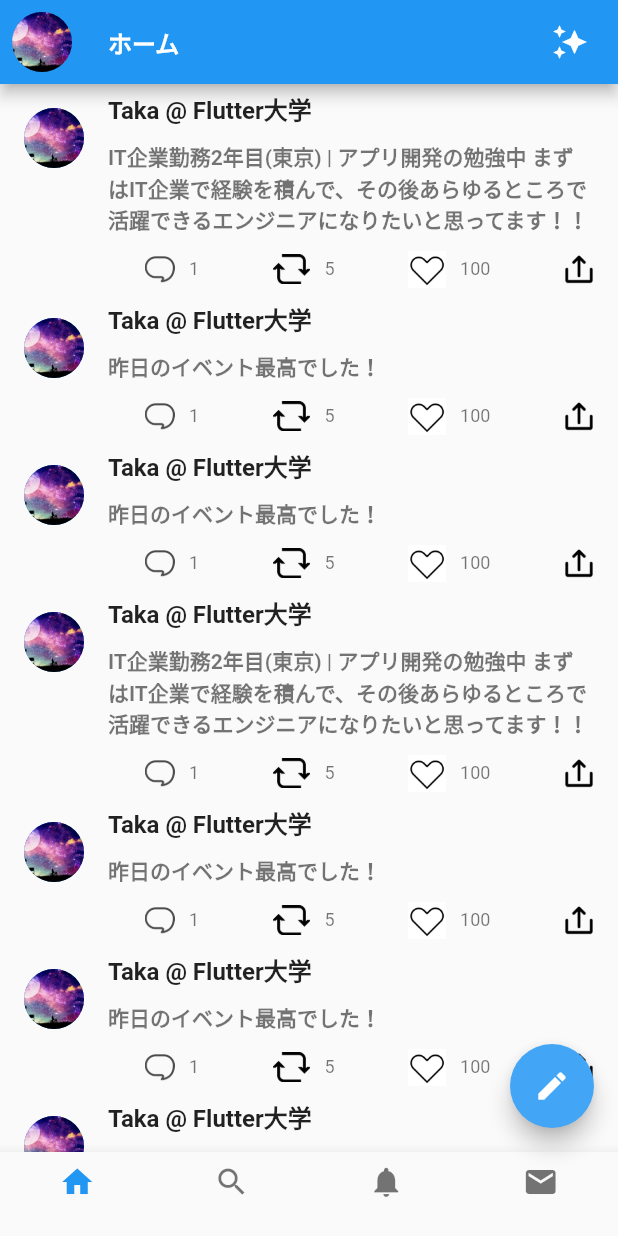
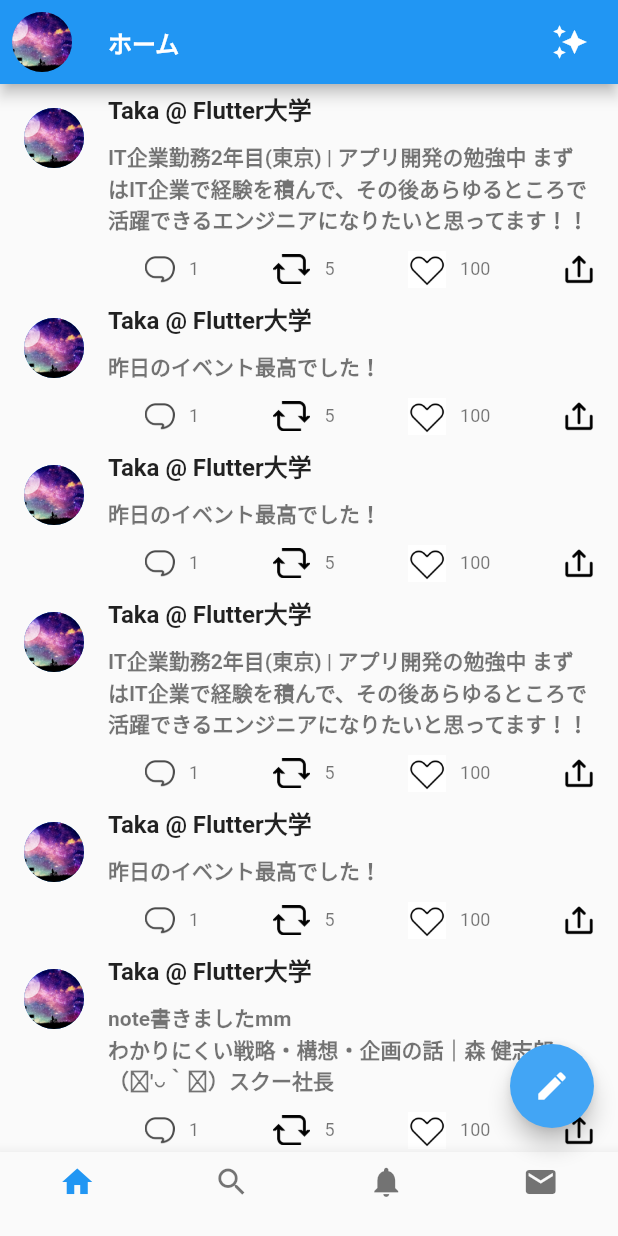
Before and after one commit to Takatoshi-ish/flutter_twitter_ui, a Flutter app: the screen it shows after launch, on a phone screen of 412 x 824 dp. Run offline on Flutter 3.47's test engine with Material 2 defaults, Android fonts, the phone set to English and light mode, and no system bars.

Commit message:
コメントの文字別種類追加＋改行追加

```diff
--- a/lib/main.dart
+++ b/lib/main.dart
@@ -16,6 +16,7 @@ class MyApp extends StatelessWidget {
   String comment = '昨日のイベント最高でした！';
   String comment2 =
       'IT企業勤務2年目(東京) | アプリ開発の勉強中 まずはIT企業で経験を積んで、その後あらゆるところで活躍できるエンジニアになりたいと思ってます！！ITエンジニアの人と繋がりたいです！';
+  String comment3 = 'note書きましたmm\nわかりにくい戦略・構想・企画の話｜森 健志郎（˶′◡‵˶）スクー社長';
 
   @override
   Widget build(BuildContext context) {
@@ -59,7 +60,7 @@ class MyApp extends StatelessWidget {
               if (index % 3 == 0) {
                 return TweetTile(imageURL, userName, date, comment2);
               } else if (index % 5 == 0) {
-                return TweetWithImageTile(imageURL, userName, date, comment);
+                return TweetWithImageTile(imageURL, userName, date, comment3);
               } else {
                 return TweetTile(imageURL, userName, date, comment);
               }
```
